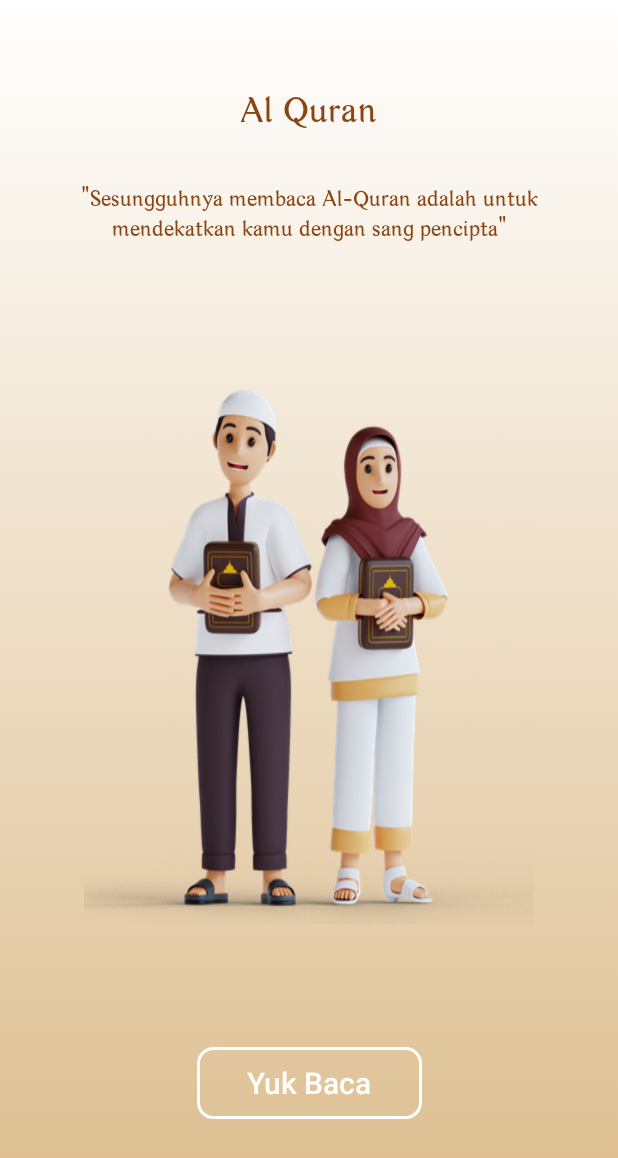
After one commit to allukman/My-Quran, an Android app: the layout activity_onboard.xml on its own in the app's theme, with its tools: preview values and no code run, on a phone screen of 412 x 824 dp. The commit adds this screen. Shown: the top 1158 px of the screen. Run offline under Robolectric (Android 15) with nearby library versions, the phone set to English and light mode, and no system bars.

Commit message:
init setup

```diff
--- a/app/build.gradle
+++ b/app/build.gradle
@@ -8,14 +8,12 @@ plugins {
 android {
     compileSdkVersion 31
     buildToolsVersion "30.0.3"
-
     defaultConfig {
         applicationId "id.smartech.myquran"
         minSdkVersion 19
-        targetSdkVersion 31
+        targetSdkVersion 30
         versionCode 1
         versionName "1.0"
-
         testInstrumentationRunner "androidx.test.runner.AndroidJUnitRunner"
     }
 
@@ -79,6 +77,7 @@ dependencies {
 
     // ViewPager 2
     implementation 'androidx.viewpager2:viewpager2:1.1.0-alpha01'
+
     testImplementation 'junit:junit:4.+'
     androidTestImplementation 'androidx.test.ext:junit:1.1.3'
     androidTestImplementation 'androidx.test.espresso:espresso-core:3.4.0'
--- a/app/src/main/AndroidManifest.xml
+++ b/app/src/main/AndroidManifest.xml
@@ -9,7 +9,8 @@
         android:roundIcon="@mipmap/ic_launcher_round"
         android:supportsRtl="true"
         android:theme="@style/Theme.MyQuran">
-        <activity android:name=".MainActivity">
+        <activity android:name=".ui.MainActivity" />
+        <activity android:name=".ui.OnboardActivity">
             <intent-filter>
                 <action android:name="android.intent.action.MAIN" />
 
--- a/app/src/main/java/id/smartech/myquran/MainActivity.kt
+++ b/app/src/main/java/id/smartech/myquran/ui/MainActivity.kt
@@ -1,7 +1,8 @@
-package id.smartech.myquran
+package id.smartech.myquran.ui
 
+import android.os.Bundle
 import androidx.appcompat.app.AppCompatActivity
-import android.os.Bundle
+import id.smartech.myquran.R
 
 class MainActivity : AppCompatActivity() {
     override fun onCreate(savedInstanceState: Bundle?) {
--- /dev/null
+++ b/app/src/main/res/layout/activity_onboard.xml
@@ -0,0 +1,72 @@
+<?xml version="1.0" encoding="utf-8"?>
+<layout>
+    <androidx.constraintlayout.widget.ConstraintLayout
+        xmlns:android="http://schemas.android.com/apk/res/android"
+        xmlns:app="http://schemas.android.com/apk/res-auto"
+        xmlns:tools="http://schemas.android.com/tools"
+        android:layout_width="match_parent"
+        android:layout_height="match_parent"
+        android:background="@drawable/main_background"
+        tools:context=".ui.OnboardActivity">
+
+        <ImageView
+            android:id="@+id/image_illustrated"
+            android:layout_width="300dp"
+            android:layout_height="380dp"
+            android:layout_marginTop="36dp"
+            android:background="@drawable/muslim_boy"
+            app:layout_constraintLeft_toLeftOf="parent"
+            app:layout_constraintRight_toRightOf="parent"
+            app:layout_constraintTop_toTopOf="parent"
+            app:layout_constraintBottom_toBottomOf="parent"/>
+
+        <LinearLayout
+            android:layout_width="0dp"
+            android:layout_height="wrap_content"
+            android:orientation="vertical"
+            app:layout_constraintLeft_toLeftOf="parent"
+            app:layout_constraintRight_toRightOf="parent"
+            app:layout_constraintTop_toTopOf="parent"
+            app:layout_constraintBottom_toTopOf="@id/image_illustrated">
+
+            <TextView
+                android:id="@+id/big_text"
+                android:layout_width="wrap_content"
+                android:layout_height="wrap_content"
+                android:fontFamily="@font/arabetic_latte"
+                android:text="@string/al_quran"
+                android:textColor="@color/primary_text_color"
+                android:textSize="32sp"
+                android:layout_gravity="center"/>
+
+            <TextView
+                android:id="@+id/small_text"
+                android:layout_width="wrap_content"
+                android:layout_height="wrap_content"
+                android:fontFamily="@font/arabetic_latte"
+                android:text="@string/quotes_1"
+                android:textAlignment="center"
+                android:layout_margin="24dp"
+                android:textColor="@color/primary_text_color"
+                android:textSize="20sp"
+                android:layout_gravity="center"/>
+        </LinearLayout>
+
+        <androidx.appcompat.widget.AppCompatButton
+            android:id="@+id/btn_start"
+            android:layout_width="150dp"
+            android:layout_height="48dp"
+            android:textAlignment="center"
+            android:textAllCaps="false"
+            android:layout_margin="24dp"
+            android:textColor="@color/white"
+            android:background="@drawable/custom_button_1"
+            android:textSize="20sp"
+            android:text="Yuk Baca"
+            app:layout_constraintLeft_toLeftOf="parent"
+            app:layout_constraintRight_toRightOf="parent"
+            app:layout_constraintBottom_toBottomOf="parent"
+            app:layout_constraintTop_toBottomOf="@id/image_illustrated" />
+
+    </androidx.constraintlayout.widget.ConstraintLayout>
+</layout>
```
Also changed, not shown: app/src/main/java/id/smartech/myquran/ui/OnboardActivity.kt (added, +17 -0 lines), app/src/main/res/layout/activity_main.xml (+6 -61 lines), build.gradle (+7 -2 lines), gradle/wrapper/gradle-wrapper.properties, 1 other file.
